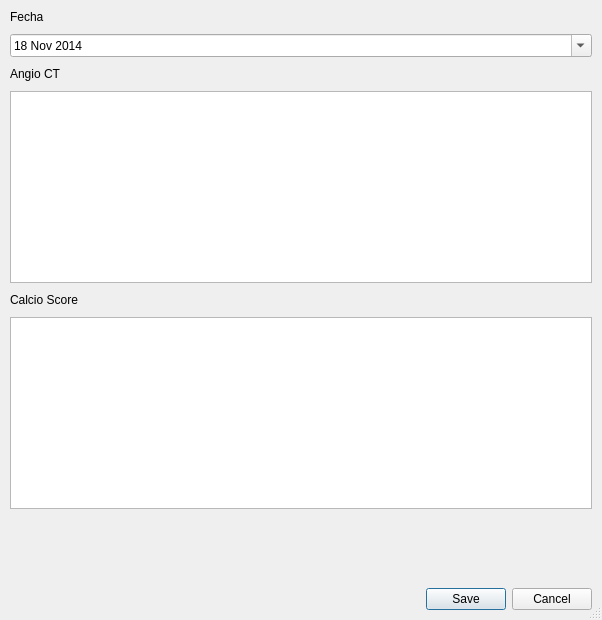
The window that resources/uis/TACDialog.ui (jbermudezcabrera/ControlDePacientes) describes before a commit, drawn with Qt 5.
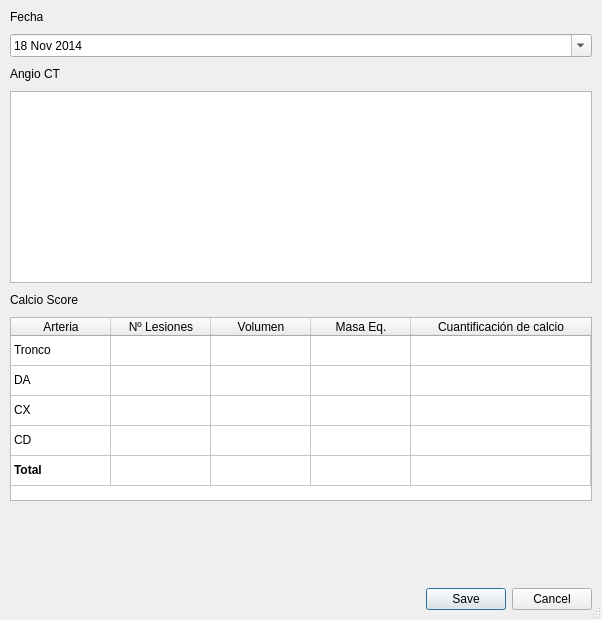
The same window after the commit. Icons and pictures are not drawn.

Commit message: changing to table widget in arteries showing part

What changed in the file:
```diff
--- a/resources/uis/TACDialog.ui
+++ b/resources/uis/TACDialog.ui
@@ -78,12 +78,15 @@
     </widget>
    </item>
    <item>
-    <widget class="QTableView" name="calcioScoreTable">
+    <widget class="QTableWidget" name="tableWidget">
+     <property name="sizeAdjustPolicy">
+      <enum>QAbstractScrollArea::AdjustToContentsOnFirstShow</enum>
+     </property>
      <property name="selectionMode">
       <enum>QAbstractItemView::SingleSelection</enum>
      </property>
-     <property name="sortingEnabled">
-      <bool>true</bool>
+     <property name="rowCount">
+      <number>5</number>
      </property>
      <attribute name="horizontalHeaderCascadingSectionResizes">
       <bool>true</bool>
@@ -91,6 +94,70 @@
      <attribute name="horizontalHeaderStretchLastSection">
       <bool>true</bool>
      </attribute>
+     <attribute name="verticalHeaderVisible">
+      <bool>false</bool>
+     </attribute>
+     <row/>
+     <row/>
+     <row/>
+     <row/>
+     <row/>
+     <column>
+      <property name="text">
+       <string>Arteria</string>
+      </property>
+     </column>
+     <column>
+      <property name="text">
+       <string>Nº Lesiones</string>
+      </property>
+     </column>
+     <column>
+      <property name="text">
+       <string>Volumen</string>
+      </property>
+     </column>
+     <column>
+      <property name="text">
+       <string>Masa Eq.</string>
+      </property>
+     </column>
+     <column>
+      <property name="text">
+       <string>Cuantificación de calcio</string>
+      </property>
+     </column>
+     <item row="0" column="0">
+      <property name="text">
+       <string>Tronco</string>
+      </property>
+     </item>
+     <item row="1" column="0">
+      <property name="text">
+       <string>DA</string>
+      </property>
+     </item>
+     <item row="2" column="0">
+      <property name="text">
+       <string>CX</string>
+      </property>
+     </item>
+     <item row="3" column="0">
+      <property name="text">
+       <string>CD</string>
+      </property>
+     </item>
+     <item row="4" column="0">
+      <property name="text">
+       <string>Total</string>
+      </property>
+      <property name="font">
+       <font>
+        <weight>75</weight>
+        <bold>true</bold>
+       </font>
+      </property>
+     </item>
     </widget>
    </item>
    <item>
```
The commit also changes 2 other files.
